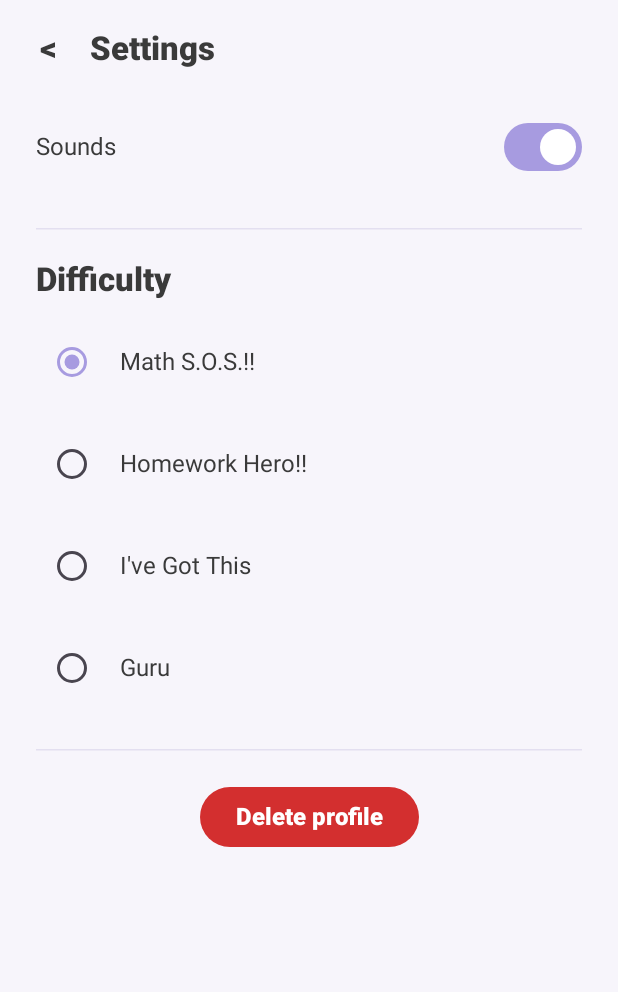
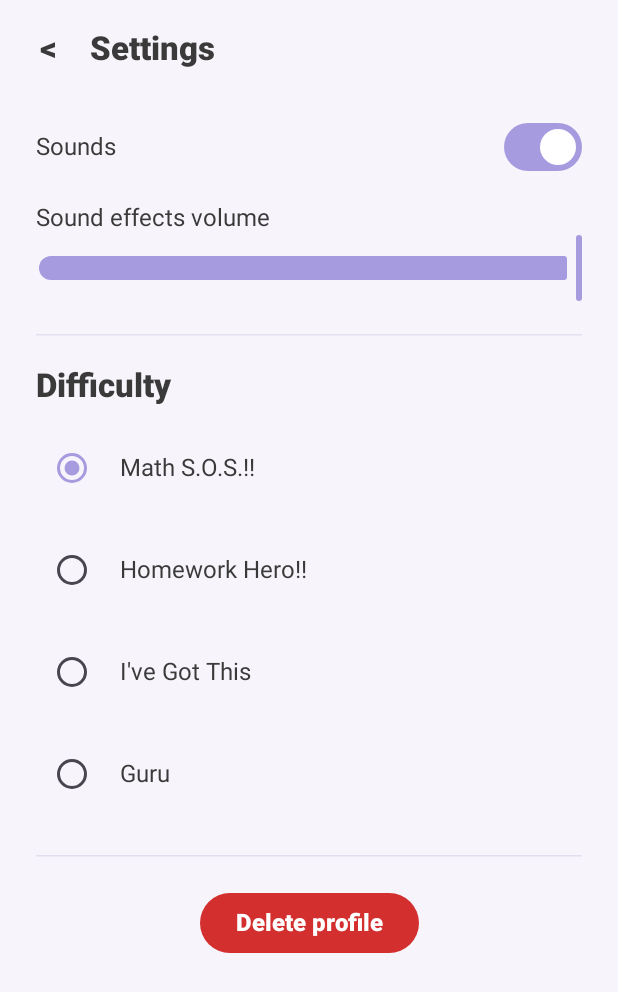
Before and after one commit to giammariagristina-jpg/SumDay, an Android app built with Jetpack Compose: the composable SettingsScreen called with sample values from the repository, on a phone screen of 412 x 824 dp. Shown: the top 992 px of the screen. Run offline under Robolectric (Android 15) with nearby library versions, the phone set to English and light mode, and no system bars.

Commit message:
Android: volume degli effetti sonori in Impostazioni
- SettingsScreen: Slider sotto l'interruttore Suoni (colorScheme.primary come lo Switch),
  disattivato a suoni spenti, anteprima al rilascio; colonna scorrevole
- PlayerPrefs: sound_volume (0..1, default 1); SoundPlayer: MediaPlayer.setVolume
- strings.xml en/it: sfx_volume copiato da SkipMaze
Compilazione verificata: ./gradlew :app:compileDebugKotlin

Co-Authored-By: Claude Opus 5.5 <noreply@anthropic.com>
Claude-Session: https://claude.ai/code/session_01GYChYAjN3JMdSMETBxF42P

```diff
--- a/app/src/main/java/com/giammariagristina/sumday/PlayerPrefs.kt
+++ b/app/src/main/java/com/giammariagristina/sumday/PlayerPrefs.kt
@@ -11,6 +11,7 @@ object PlayerPrefs {
     private const val KEY_NICKNAME = "nickname"
     private const val KEY_PLAYER_ID = "player_id"
     private const val KEY_SOUND_ENABLED = "sound_enabled"
+    private const val KEY_SOUND_VOLUME = "sound_volume"   // [21/10/2026] 0..1, default 1 (pieno)
 
     fun getNickname(context: Context): String =
         prefs(context).getString(KEY_NICKNAME, null) ?: ""
@@ -31,6 +32,14 @@ object PlayerPrefs {
 
     fun setSoundEnabled(context: Context, enabled: Boolean) {
         prefs(context).edit { putBoolean(KEY_SOUND_ENABLED, enabled) }
+    }
+
+    // [21/10/2026] Volume degli effetti sonori (slider in Impostazioni)
+    fun getSoundVolume(context: Context): Float =
+        prefs(context).getFloat(KEY_SOUND_VOLUME, 1f)
+
+    fun setSoundVolume(context: Context, volume: Float) {
+        prefs(context).edit { putFloat(KEY_SOUND_VOLUME, volume.coerceIn(0f, 1f)) }
     }
 
     // ── Elimina profilo (20/10/2026, strada A) ──
--- a/app/src/main/java/com/giammariagristina/sumday/SettingsScreen.kt
+++ b/app/src/main/java/com/giammariagristina/sumday/SettingsScreen.kt
@@ -1,6 +1,8 @@
 package com.giammariagristina.sumday
 
 import androidx.compose.foundation.layout.Arrangement
+import androidx.compose.foundation.rememberScrollState
+import androidx.compose.foundation.verticalScroll
 import androidx.compose.foundation.layout.Column
 import androidx.compose.foundation.layout.Row
 import androidx.compose.foundation.layout.WindowInsets
@@ -20,6 +22,7 @@ import androidx.compose.material3.TextButton
 import androidx.compose.material3.IconButton
 import androidx.compose.material3.MaterialTheme
 import androidx.compose.material3.RadioButton
+import androidx.compose.material3.Slider
 import androidx.compose.material3.Switch
 import androidx.compose.material3.Text
 import androidx.compose.runtime.Composable
@@ -59,6 +62,7 @@ fun SettingsScreen(
 ) {
     val context = LocalContext.current
     var soundsOn by remember { mutableStateOf(PlayerPrefs.isSoundEnabled(context)) }
+    var soundVolume by remember { mutableStateOf(PlayerPrefs.getSoundVolume(context)) }   // [21/10/2026]
     var showDeleteDialog by remember { mutableStateOf(false) }
     var deleting by remember { mutableStateOf(false) }
     val scope = rememberCoroutineScope()
@@ -72,7 +76,8 @@ fun SettingsScreen(
     ) {
         SimpleTopBar(title = stringResource(R.string.settings_title), onBack = onBack)
 
-        Column(modifier = Modifier.padding(horizontal = 24.dp)) {
+        // [21/10/2026] verticalScroll: con volume ed Elimina profilo la schermata puo' superare l'altezza
+        Column(modifier = Modifier.verticalScroll(rememberScrollState()).padding(horizontal = 24.dp)) {
             SettingsToggleRow(
                 label = stringResource(R.string.settings_sounds),
                 checked = soundsOn,
@@ -80,6 +85,26 @@ fun SettingsScreen(
                     soundsOn = it
                     PlayerPrefs.setSoundEnabled(context, it)
                 }
+            )
+
+            // [21/10/2026] Volume degli effetti sonori, sotto l'interruttore Suoni.
+            // Slider Material3: stesso colore dell'interruttore (colorScheme.primary).
+            // Disattivato (grigio) quando i suoni sono spenti; al rilascio fa sentire il volume scelto.
+            Text(
+                text = stringResource(R.string.sfx_volume),
+                style = MaterialTheme.typography.bodyLarge,
+                color = MaterialTheme.colorScheme.onBackground,
+                modifier = Modifier.padding(top = 4.dp)
+            )
+            Slider(
+                value = soundVolume,
+                onValueChange = {
+                    soundVolume = it
+                    PlayerPrefs.setSoundVolume(context, it)
+                },
+                onValueChangeFinished = { SoundPlayer.playVolumePreview(context) },
+                enabled = soundsOn,
+                modifier = Modifier.fillMaxWidth()
             )
 
             HorizontalDivider(modifier = Modifier.padding(vertical = 20.dp), color = MaterialTheme.colorScheme.outline)
--- a/app/src/main/java/com/giammariagristina/sumday/SoundPlayer.kt
+++ b/app/src/main/java/com/giammariagristina/sumday/SoundPlayer.kt
@@ -10,10 +10,14 @@ object SoundPlayer {
 
     fun playNewPuzzle(context: Context) = play(context, NEW_PUZZLE_SOUNDS.random())
     fun playSolved(context: Context) = play(context, R.raw.solved)
+    // [21/10/2026] Prova del volume quando si rilascia lo slider in Impostazioni
+    fun playVolumePreview(context: Context) = play(context, R.raw.solved)
 
     private fun play(context: Context, resId: Int) {
         if (!PlayerPrefs.isSoundEnabled(context)) return
         val player = MediaPlayer.create(context, resId) ?: return
+        val volume = PlayerPrefs.getSoundVolume(context)   // [21/10/2026] volume da Impostazioni
+        player.setVolume(volume, volume)
         player.setOnCompletionListener { it.release() }
         player.start()
     }
--- a/app/src/main/res/values/strings.xml
+++ b/app/src/main/res/values/strings.xml
@@ -29,6 +29,8 @@
 
     <string name="settings_title">Settings</string>
     <string name="settings_sounds">Sounds</string>
+    <!-- [21/10/2026] copiato da SkipMaze (sfx_volume) -->
+    <string name="sfx_volume">Sound effects volume</string>
     <string name="settings_difficulty">Difficulty</string>
 
     <string name="level_math_sos_name">Math S.O.S.!!</string>
```
Also changed, not shown: 2 other files.
